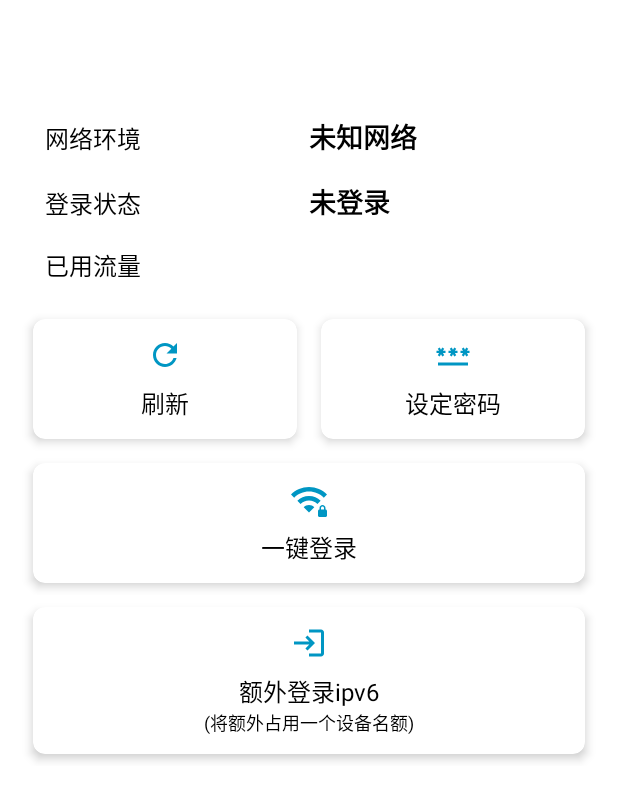
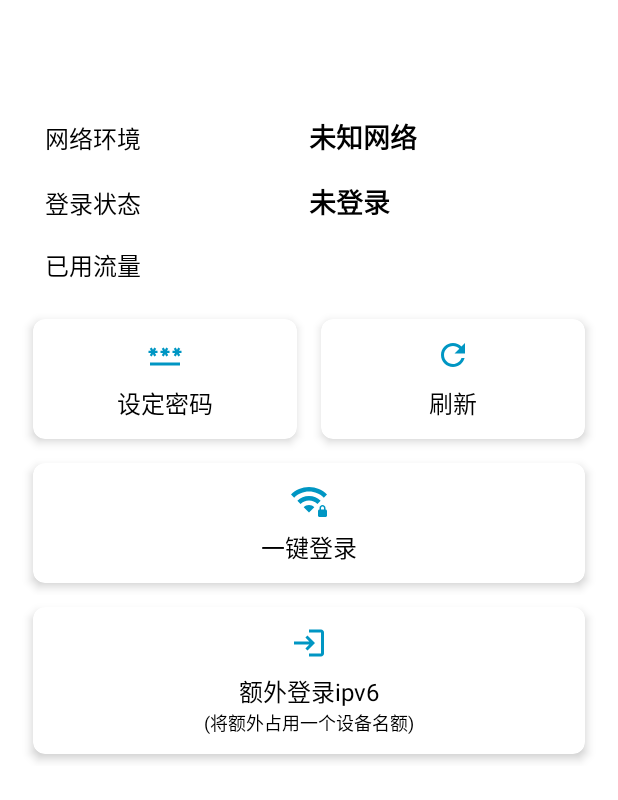
Before and after one commit to tongxiangzheng/bjut, an Android app: the layout fragment_network.xml on its own in the app's theme, with its tools: preview values and no code run, on a phone screen of 412 x 824 dp. Shown: the top 800 px of the screen. Run offline under Robolectric (Android 15) with nearby library versions, the phone set to English and light mode, and no system bars.

Commit message:
部分界面微调，新增自动检查更新选项，优化密钥。

```diff
--- a/app/src/main/java/com/hlwdy/bjut/encrypt.kt
+++ b/app/src/main/java/com/hlwdy/bjut/encrypt.kt
@@ -60,8 +60,8 @@ object RSAUtils {
 }
 
 object BjutHttpRsa{
-    private val PRIVATE_KEY = NativeEncrypthlwdyck().keypr()
-    private val PUBLIC_KEY = NativeEncrypthlwdyck().keypu()
+    private val PRIVATE_KEY = NativeEncrypthlwdyck().getPrKey()
+    private val PUBLIC_KEY = NativeEncrypthlwdyck().getPuKey()
     fun requestDecrypt(paramString: String): String {
         return try {
             RSAUtils.decrypt(paramString, PRIVATE_KEY)
--- a/app/src/main/java/com/hlwdy/bjut/ui/library/LibraryFragment.kt
+++ b/app/src/main/java/com/hlwdy/bjut/ui/library/LibraryFragment.kt
@@ -44,6 +44,7 @@ class LibraryFragment : Fragment() {
     private fun setupViewPager() {
         viewPagerAdapter = ViewPagerAdapter(this)
         binding.viewPager.adapter = viewPagerAdapter
+        binding.viewPager.isUserInputEnabled=false//禁止左右滑动
 
         // 关联 TabLayout 和 ViewPager2
         TabLayoutMediator(binding.tabLayout, binding.viewPager) { tab, position ->
--- a/app/src/main/java/com/hlwdy/bjut/ui/otp/OtpFragment.kt
+++ b/app/src/main/java/com/hlwdy/bjut/ui/otp/OtpFragment.kt
@@ -187,6 +187,9 @@ class OtpFragment : Fragment() {
             val secret = otpD.toString().chunked(2).map { it.toInt(16).toByte() }.toByteArray()
             val otp = otpManager.generateOTP(secret)
             binding.textOtp.text=otp
+            binding.textOtptime.visibility=View.VISIBLE
+        }else{
+            binding.textOtptime.visibility=View.INVISIBLE
         }
     }
 
--- a/app/src/main/res/layout/fragment_network.xml
+++ b/app/src/main/res/layout/fragment_network.xml
@@ -104,6 +104,41 @@
             android:gravity="center">
 
             <com.google.android.material.card.MaterialCardView
+                android:id="@+id/btnSetPwd"
+                android:layout_width="0dp"
+                android:layout_weight="1"
+                android:layout_height="wrap_content"
+                android:layout_margin="8dp"
+                android:clickable="true"
+                android:focusable="true"
+                app:cardCornerRadius="8dp"
+                app:cardElevation="4dp">
+
+                <LinearLayout
+                    android:id="@+id/resetPwdClick"
+                    android:layout_width="match_parent"
+                    android:layout_height="wrap_content"
+                    android:gravity="center"
+                    android:orientation="vertical"
+                    android:padding="12dp">
+
+                    <ImageView
+                        android:layout_width="24dp"
+                        android:layout_height="24dp"
+                        android:src="@drawable/baseline_password_24"
+                        app:tint="?attr/colorPrimary" />
+
+                    <TextView
+                        android:layout_width="wrap_content"
+                        android:layout_height="wrap_content"
+                        android:layout_marginTop="8dp"
+                        android:text="设定密码"
+                        android:textSize="16sp" />
+
+                </LinearLayout>
+            </com.google.android.material.card.MaterialCardView>
+
+            <com.google.android.material.card.MaterialCardView
                 android:id="@+id/btnRefresh"
                 android:layout_width="0dp"
                 android:layout_weight="1"
@@ -136,41 +171,6 @@
 
                 </LinearLayout>
 
-            </com.google.android.material.card.MaterialCardView>
-
-            <com.google.android.material.card.MaterialCardView
-                android:id="@+id/btnSetPwd"
-                android:layout_width="0dp"
-                android:layout_weight="1"
-                android:layout_height="wrap_content"
-                android:layout_margin="8dp"
-                android:clickable="true"
-                android:focusable="true"
-                app:cardCornerRadius="8dp"
-                app:cardElevation="4dp">
-
-                <LinearLayout
-                    android:id="@+id/resetPwdClick"
-                    android:layout_width="match_parent"
-                    android:layout_height="wrap_content"
-                    android:gravity="center"
-                    android:orientation="vertical"
-                    android:padding="12dp">
-
-                    <ImageView
-                        android:layout_width="24dp"
-                        android:layout_height="24dp"
-                        android:src="@drawable/baseline_password_24"
-                        app:tint="?attr/colorPrimary" />
-
-                    <TextView
-                        android:layout_width="wrap_content"
-                        android:layout_height="wrap_content"
-                        android:layout_marginTop="8dp"
-                        android:text="设定密码"
-                        android:textSize="16sp" />
-
-                </LinearLayout>
             </com.google.android.material.card.MaterialCardView>
         </LinearLayout>
 
```
Also changed, not shown: app/src/main/java/com/hlwdy/bjut/MainActivity.kt (+46 -20 lines), app/src/main/java/com/hlwdy/bjut/NativeEncrypt.kt (+10 -0 lines), app/src/main/java/com/hlwdy/bjut/settings_util.kt (added, +38 -0 lines), app/src/main/java/com/hlwdy/bjut/ui/AboutActivity.kt (+12 -0 lines), app/src/main/res/layout/activity_about.xml (+10 -0 lines), 5 other files.
